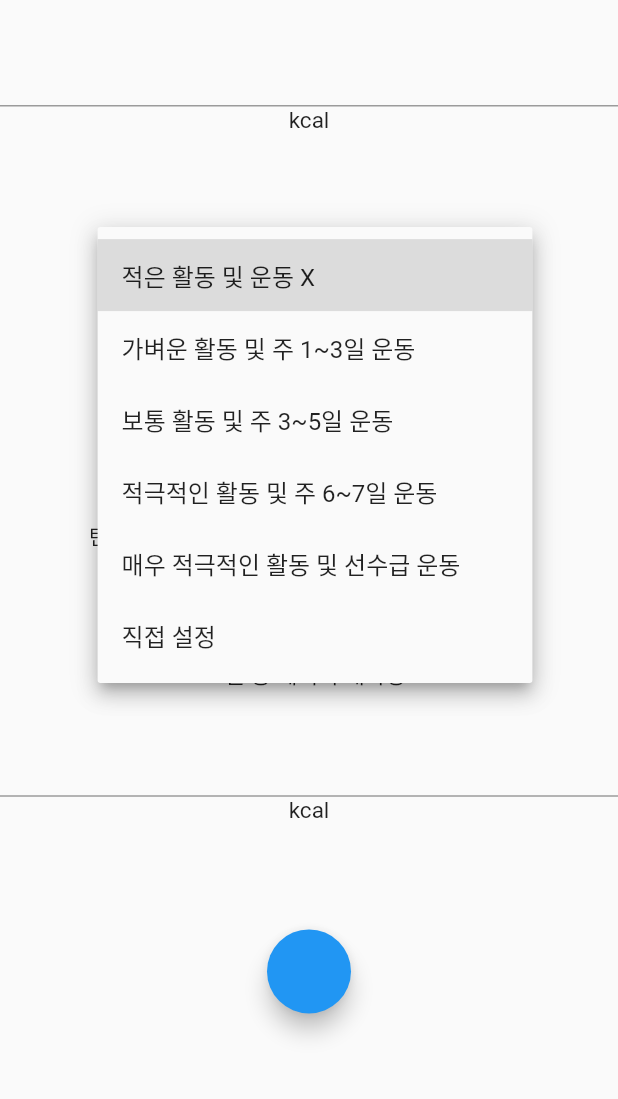
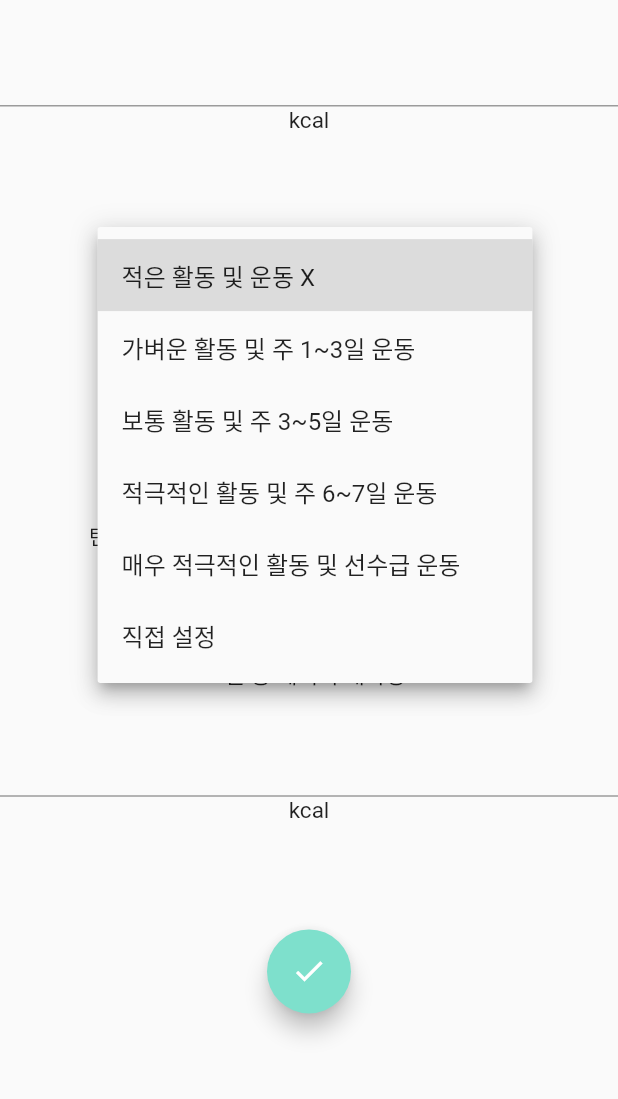
Before and after one commit to WepProglam/Diet, a Flutter app: the Activity screen opened by its route, after a tap on "적은 활동 및 운동 X", on a phone screen of 412 x 824 dp, the part 117-1216 px from its top. Run offline on Flutter 3.47's test engine with Material 2 defaults, Android fonts, the phone set to English and light mode, and no system bars; our stand-ins replace convert, csv, fl_chart, flutter_swiper, sqflite; missing offline and left inert: draw_graph, excel; accounts and stored records are empty.

Commit message:
connect db with activityPage

```diff
--- a/lib/activityPage.dart
+++ b/lib/activityPage.dart
@@ -1,5 +1,5 @@
 import 'dart:math';
-
+import 'package:intl/intl.dart';
 import 'package:flutter/material.dart';
 import 'package:flutter/services.dart';
 import 'db_helper.dart';
@@ -49,6 +49,7 @@ class _ActivityPageState extends State<ActivityPage> {
       hint1['time'] = value.isNotEmpty ? value.last.time : null;
       hint1['muscleMass'] = value.isNotEmpty ? value.last.muscleMass : null;
       hint1['purpose'] = value.isNotEmpty ? value.last.purpose : null;
+      hint1['achieve'] = value.isNotEmpty ? value.last.purpose : null;
     });
     return hint1;
   }
@@ -63,14 +64,14 @@ class _ActivityPageState extends State<ActivityPage> {
             (5 * hint['height']) -
             (6.8 * 22)); //23 -> person['age'] - 1 (만나이)
         bmrText.text = bmr.toStringAsFixed(1);
-        amText.text = bmrText.text;
+        amText.text = (bmr * 1.2).toStringAsFixed(1);
       } else {
         bmr = (655.1 +
             (9.6 * hint['weight']) +
             (1.8 * hint['height']) -
             (4.7 * 22));
         bmrText.text = bmr.toStringAsFixed(1);
-        amText.text = bmrText.text;
+        amText.text = (bmr * 1.2).toStringAsFixed(1);
       }
     } else {
       bmrText.text = '신체 정보가 비어있습니다.';
@@ -228,7 +229,26 @@ class _ActivityPageState extends State<ActivityPage> {
           Spacer(
             flex: 1,
           ),
-          FloatingActionButton(onPressed: null),
+          FloatingActionButton(
+              child: Icon(Icons.done),
+              backgroundColor: Color(0xFF7EE0CC),
+              onPressed: () {
+                String time =
+                    DateFormat('yyyy-MM-dd').format(DateTime.now()).toString();
+                var person = Person(
+                  height: hint['height'],
+                  weight: hint['weight'],
+                  bmi: hint['bmi'],
+                  muscleMass: hint['muscleMass'],
+                  purpose: hint['purpose'],
+                  time: time,
+                  achieve: hint['achieve'],
+                  metabolism: num.parse(amText.value.text),
+                  nutriRate: _nutriRateValue,
+                );
+                // print(person.purpose);
+                dbHelperPerson.createHelper(person);
+              }),
           Spacer(
             flex: 1,
           ),
--- a/lib/db_helper.dart
+++ b/lib/db_helper.dart
@@ -33,7 +33,9 @@ class DBHelperPerson {
             muscleMass REAL,
             purpose INTEGER,
             time TEXT,
-            achieve REAL
+            achieve REAL,
+            metabolism REAL,
+            nutriRate INT
             )
         ''');
     }, onUpgrade: (db, oldVersion, newVersion) {});
@@ -78,7 +80,9 @@ class DBHelperPerson {
             muscleMass: res.first['muscleMass'],
             purpose: res.first['purpose'],
             time: res.first['time'],
-            achieve: res.first['achieve'])
+            achieve: res.first['achieve'],
+            metabolism: res.first['metabolism'],
+            nutriRate: res.first['nutriRate'])
         : Null;
   }
 
@@ -96,7 +100,9 @@ class DBHelperPerson {
                   muscleMass: c['muscleMass'],
                   purpose: c['purpose'],
                   time: c['time'],
-                  achieve: c['achieve']),
+                  achieve: c['achieve'],
+                  metabolism: c['metabolism'],
+                  nutriRate: c['nutriRate']),
             )
             .toList()
         : [];
--- a/lib/model.dart
+++ b/lib/model.dart
@@ -12,6 +12,9 @@ class Person {
   String time;
   num achieve;
 
+  num metabolism; //총 에너지 대사량
+  num nutriRate; //a : b : c
+
   Person(
       {this.height,
       this.weight,
@@ -19,7 +22,9 @@ class Person {
       this.muscleMass,
       this.purpose,
       this.time,
-      this.achieve});
+      this.achieve,
+      this.metabolism,
+      this.nutriRate});
 
   Map<String, dynamic> toMap() {
     return {
@@ -29,7 +34,9 @@ class Person {
       'muscleMass': muscleMass,
       'purpose': purpose,
       'time': time,
-      'achieve': achieve
+      'achieve': achieve,
+      'metabolism': metabolism,
+      'nutriRate': nutriRate
     };
   }
 }
--- a/lib/personalForm.dart
+++ b/lib/personalForm.dart
@@ -160,6 +160,7 @@ class _PersonalForm extends State<PersonalForm> {
                     achieve: 0);
 
                 dbHelper.createHelper(person);
+                Navigator.pushNamed(context, '/activityPage');
               }
 
               //print(_heightController.text);
```
